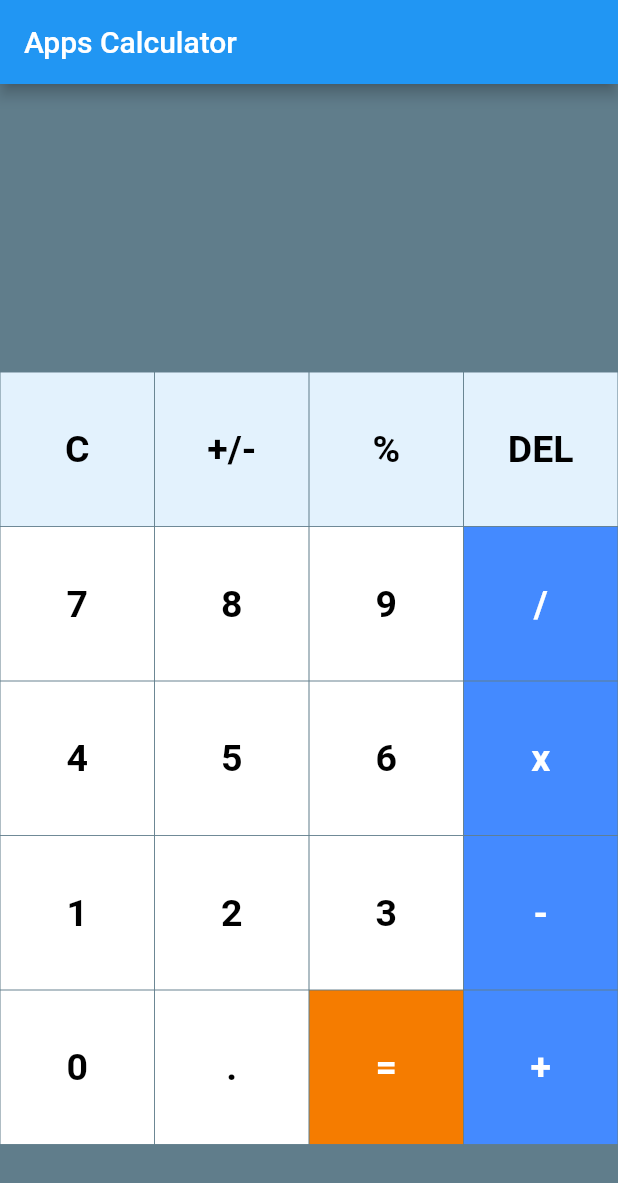
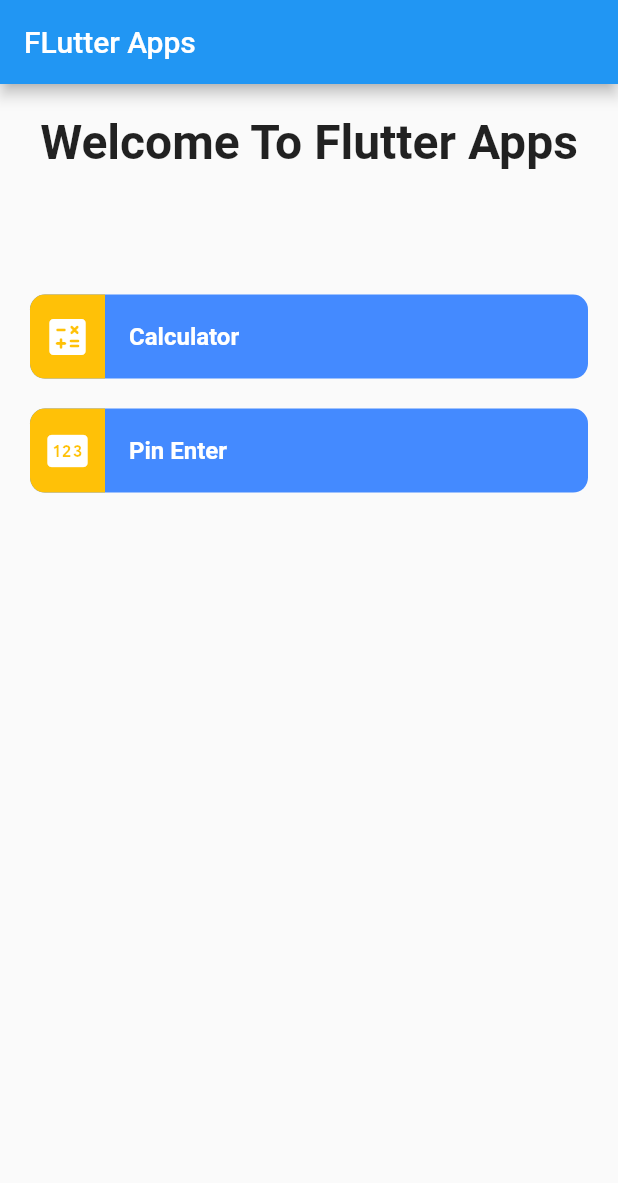
Before and after one commit to IfSyam/flutter--apps, a Flutter app: the screen it shows after launch, on a phone screen of 412 x 824 dp. Shown: the top 1183 px of the screen. Run offline on Flutter 3.47's test engine with Material 2 defaults, Android fonts, the phone set to English and light mode, and no system bars; our stand-ins replace math_expressions.

Commit message:
Updated main screen, Added calculator screen, Added card widget

```diff
--- /dev/null
+++ b/lib/components/card.dart
@@ -0,0 +1,46 @@
+import 'package:flutter/material.dart';
+
+class BuildCard extends StatelessWidget {
+  final String title;
+  final IconData iconData;
+
+  const BuildCard({
+    Key? key,
+    required this.title,
+    required this.iconData,
+  }) : super(key: key);
+
+  @override
+  Widget build(BuildContext context) {
+    return ListTile(
+      contentPadding: EdgeInsets.zero,
+      selectedTileColor: Colors.blueGrey,
+      tileColor: Colors.blueAccent,
+      shape: RoundedRectangleBorder(
+        borderRadius: BorderRadius.circular(10),
+      ),
+      leading: Container(
+        height: double.infinity,
+        width: 50,
+        decoration: const BoxDecoration(
+          color: Colors.amber,
+          borderRadius: BorderRadius.only(
+              topLeft: Radius.circular(10), bottomLeft: Radius.circular(10)),
+        ),
+        child: Icon(
+          iconData,
+          color: Colors.white,
+          size: 32,
+        ),
+      ),
+      title: Text(
+        title,
+        style: const TextStyle(
+          color: Colors.white,
+          fontWeight: FontWeight.bold,
+        ),
+      ),
+      onTap: () {},
+    );
+  }
+}
--- a/lib/screens/main_screen.dart
+++ b/lib/screens/main_screen.dart
@@ -1,192 +1,46 @@
+import 'package:flutter/cupertino.dart';
 import 'package:flutter/material.dart';
-import 'package:flutter_apps/components/button.dart';
-import 'package:math_expressions/math_expressions.dart';
+import 'package:flutter/painting.dart';
+import 'package:flutter/rendering.dart';
+import 'package:flutter_apps/components/card.dart';
 
-class MainScreen extends StatefulWidget {
+class MainScreen extends StatelessWidget {
   const MainScreen({Key? key}) : super(key: key);
-
-  @override
-  _MainScreenState createState() => _MainScreenState();
-}
-
-class _MainScreenState extends State<MainScreen> {
-  var userInput = '';
-  var answer = '';
-
-  // Array of button
-  final List<String> buttons = [
-    'C',
-    '+/-',
-    '%',
-    'DEL',
-    '7',
-    '8',
-    '9',
-    '/',
-    '4',
-    '5',
-    '6',
-    'x',
-    '1',
-    '2',
-    '3',
-    '-',
-    '0',
-    '.',
-    '=',
-    '+',
-  ];
 
   @override
   Widget build(BuildContext context) {
     return Scaffold(
       appBar: AppBar(
-        title: const Text("Apps Calculator"),
+        title: const Text("FLutter Apps"),
       ),
-      backgroundColor: Colors.blueGrey,
-      body: Column(
+      body: SafeArea(
+        child: Padding(
+          padding: const EdgeInsets.symmetric(horizontal: 20, vertical: 20),
+          child: Column(
+            mainAxisAlignment: MainAxisAlignment.start,
             children: [
-          Expanded(
-            child: Column(
-              mainAxisAlignment: MainAxisAlignment.spaceEvenly,
-              children: <Widget>[
-                Container(
-                  padding: const EdgeInsets.all(20),
-                  alignment: Alignment.centerRight,
-                  child: Text(
-                    userInput,
-                    style: const TextStyle(fontSize: 18, color: Colors.white),
+              const Text(
+                "Welcome To Flutter Apps",
+                style: TextStyle(fontWeight: FontWeight.bold, fontSize: 32),
               ),
+              SizedBox(
+                height: MediaQuery.of(context).size.height * 0.1,
               ),
-                Container(
-                  padding: const EdgeInsets.all(15),
-                  alignment: Alignment.centerRight,
-                  child: Text(
-                    answer,
-                    style: const TextStyle(
-                      fontSize: 30,
-                      color: Colors.white,
-                      fontWeight: FontWeight.bold,
+              const BuildCard(
+                title: "Calculator",
+                iconData: Icons.calculate_rounded,
               ),
+              const SizedBox(
+                height: 20,
               ),
-                )
+              const BuildCard(
+                title: "Pin Enter",
+                iconData: Icons.pin,
+              ),
             ],
           ),
         ),
-          Expanded(
-            flex: 3,
-            child: GridView.builder(
-              itemCount: buttons.length,
-              gridDelegate: const SliverGridDelegateWithFixedCrossAxisCount(
-                  crossAxisCount: 4),
-              itemBuilder: (BuildContext context, int index) {
-                // Clear Button
-                if (index == 0) {
-                  return MyButton(
-                    buttontapped: () {
-                      setState(() {
-                        userInput = '';
-                        answer = '0';
-                      });
-                    },
-                    buttonText: buttons[index],
-                    color: Colors.blue[50],
-                    textColor: Colors.black,
-                  );
-                }
-
-                // +/- button
-                else if (index == 1) {
-                  return MyButton(
-                    buttonText: buttons[index],
-                    color: Colors.blue[50],
-                    textColor: Colors.black,
-                  );
-                }
-                // % Button
-                else if (index == 2) {
-                  return MyButton(
-                    buttontapped: () {
-                      setState(() {
-                        userInput += buttons[index];
-                      });
-                    },
-                    buttonText: buttons[index],
-                    color: Colors.blue[50],
-                    textColor: Colors.black,
-                  );
-                }
-                // Delete Button
-                else if (index == 3) {
-                  return MyButton(
-                    buttontapped: (userInput.isNotEmpty)
-                        ? () {
-                            setState(() {
-                              userInput =
-                                  userInput.substring(0, userInput.length - 1);
-                            });
-                          }
-                        : () {},
-                    buttonText: buttons[index],
-                    color: Colors.blue[50],
-                    textColor: Colors.black,
-                  );
-                }
-                // Equal_to Button
-                else if (index == 18) {
-                  return MyButton(
-                    buttontapped: () {
-                      setState(() {
-                        equalPressed();
-                      });
-                    },
-                    buttonText: buttons[index],
-                    color: Colors.orange[700],
-                    textColor: Colors.white,
-                  );
-                }
-
-                //  other buttons
-                else {
-                  return MyButton(
-                    buttontapped: () {
-                      setState(() {
-                        userInput += buttons[index];
-                      });
-                    },
-                    buttonText: buttons[index],
-                    color: isOperator(buttons[index])
-                        ? Colors.blueAccent
-                        : Colors.white,
-                    textColor: isOperator(buttons[index])
-                        ? Colors.white
-                        : Colors.black,
-                  );
-                }
-              },
-            ),
-          ),
-        ],
       ),
     );
   }
-
-  bool isOperator(String x) {
-    if (x == '/' || x == 'x' || x == '-' || x == '+' || x == '=') {
-      return true;
 }
-    return false;
-  }
-
-  // function to calculate the input operation
-  void equalPressed() {
-    String finaluserinput = userInput;
-    finaluserinput = userInput.replaceAll('x', '*');
-
-    Parser p = Parser();
-    Expression exp = p.parse(finaluserinput);
-    ContextModel cm = ContextModel();
-    double eval = exp.evaluate(EvaluationType.REAL, cm);
-    answer = eval.toString();
-  }
-}
```
Also changed, not shown: lib/screens/calculator_screen.dart (added, +191 -0 lines). Lines whose indentation alone changed are shown as unchanged.
